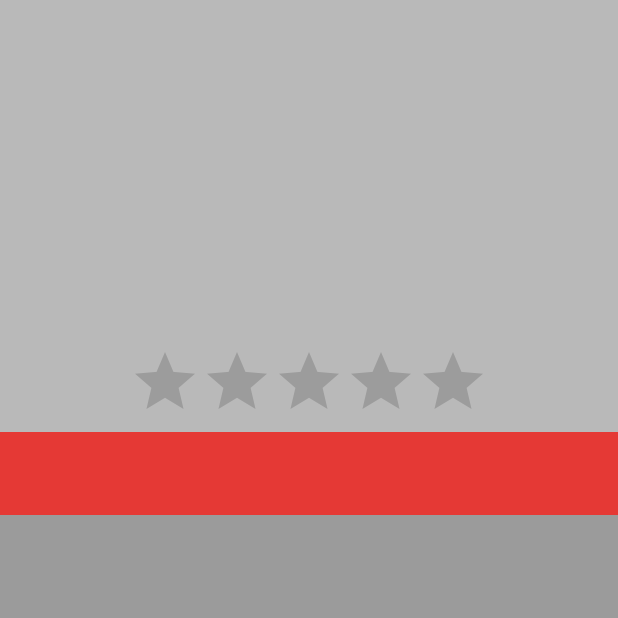
After one commit to ozzner/SanJoyLao, an Android app: the DetailsOptionsPopup screen opened directly, with no data from a screen before it, on a phone screen of 412 x 824 dp, the top half of it. The commit adds this screen. Run offline under Robolectric (Android 15) with nearby library versions, the phone set to English and light mode, and no system bars.

Commit message:
Creating details options. Part1.1

```diff
--- /dev/null
+++ b/app/src/main/java/rsantillanc/sanjoylao/view/popup/DetailsOptionsPopup.java
@@ -0,0 +1,39 @@
+package rsantillanc.sanjoylao.view.popup;
+
+import android.support.v7.app.ActionBarActivity;
+import android.os.Bundle;
+import android.view.Menu;
+import android.view.MenuItem;
+
+import rsantillanc.sanjoylao.R;
+
+public class DetailsOptionsPopup extends ActionBarActivity {
+
+    @Override
+    protected void onCreate(Bundle savedInstanceState) {
+        super.onCreate(savedInstanceState);
+        setContentView(R.layout.popup_details_options);
+    }
+
+    @Override
+    public boolean onCreateOptionsMenu(Menu menu) {
+        // Inflate the menu; this adds items to the action bar if it is present.
+        getMenuInflater().inflate(R.menu.menu_details_options_popup, menu);
+        return true;
+    }
+
+    @Override
+    public boolean onOptionsItemSelected(MenuItem item) {
+        // Handle action bar item clicks here. The action bar will
+        // automatically handle clicks on the Home/Up button, so long
+        // as you specify a parent activity in AndroidManifest.xml.
+        int id = item.getItemId();
+
+        //noinspection SimplifiableIfStatement
+        if (id == R.id.action_settings) {
+            return true;
+        }
+
+        return super.onOptionsItemSelected(item);
+    }
+}
--- /dev/null
+++ b/app/src/main/res/layout/popup_details_options.xml
@@ -0,0 +1,62 @@
+<LinearLayout xmlns:android="http://schemas.android.com/apk/res/android"
+    xmlns:tools="http://schemas.android.com/tools"
+    android:layout_width="match_parent"
+    android:layout_height="match_parent"
+    android:orientation="vertical"
+    android:weightSum="2"
+    tools:context="rsantillanc.sanjoylao.view.popup.DetailsOptionsPopup">
+
+    <!--Plates and rate-->
+
+    <LinearLayout
+        android:id="@+id/layTop"
+        android:layout_width="match_parent"
+        android:layout_height="0dp"
+        android:layout_weight="0.7"
+        android:background="@color/gray_color_2"
+        android:gravity="center"
+        >
+
+        <RatingBar
+            android:id="@+id/rb_rates_plate"
+            android:layout_width="wrap_content"
+            android:layout_height="wrap_content"
+            android:layout_gravity="bottom"
+            />
+
+    </LinearLayout>
+
+
+    <!--Comments-->
+
+    <LinearLayout
+        android:id="@+id/layBottom"
+        android:layout_width="match_parent"
+        android:layout_height="0dp"
+        android:layout_weight="1.3"
+        android:background="@color/gray_color_3"
+        android:orientation="vertical">
+
+        <RelativeLayout
+            android:layout_width="wrap_content"
+            android:layout_height="wrap_content">
+
+            <rsantillanc.sanjoylao.util.SlidingTabLayout
+                android:id="@+id/tabs"
+                android:layout_width="match_parent"
+                android:layout_height="55dp"
+                android:background="@color/colorPrimary" />
+
+            <android.support.v4.view.ViewPager
+                android:id="@+id/pager"
+                android:layout_width="match_parent"
+                android:layout_height="match_parent"
+                android:layout_below="@+id/tabs"
+                android:layout_weight="1">
+
+            </android.support.v4.view.ViewPager>
+        </RelativeLayout>
+
+    </LinearLayout>
+
+</LinearLayout>
--- /dev/null
+++ b/app/src/main/res/menu/menu_details_options_popup.xml
@@ -0,0 +1,7 @@
+<menu xmlns:android="http://schemas.android.com/apk/res/android"
+    xmlns:app="http://schemas.android.com/apk/res-auto"
+    xmlns:tools="http://schemas.android.com/tools"
+    tools:context="rsantillanc.sanjoylao.view.popup.DetailsOptionsPopup">
+    <item android:id="@+id/action_settings" android:title="@string/action_settings"
+        android:orderInCategory="100" app:showAsAction="never" />
+</menu>
```
Also changed, not shown: app/src/main/AndroidManifest.xml (+6 -1 lines), app/src/main/java/rsantillanc/sanjoylao/view/fragment/CommentsFragment.java (added, +31 -0 lines), app/src/main/java/rsantillanc/sanjoylao/view/fragment/DescriptionFragment.java (added, +31 -0 lines), app/src/main/res/layout/fragment_comments.xml (added, +21 -0 lines), app/src/main/res/layout/fragment_description.xml (added, +17 -0 lines), app/src/main/res/values/strings.xml (+14 -0 lines), 1 other file.
